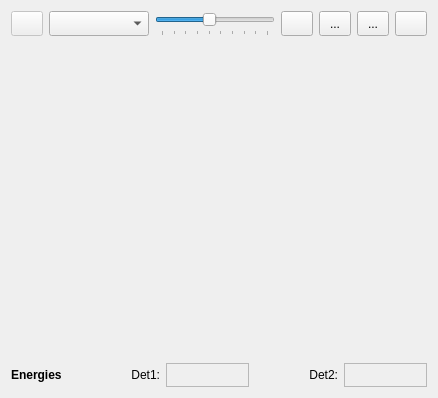
Old version of the form forms/form_plot2d.ui in the repository usnistgov/qpx-gamma.
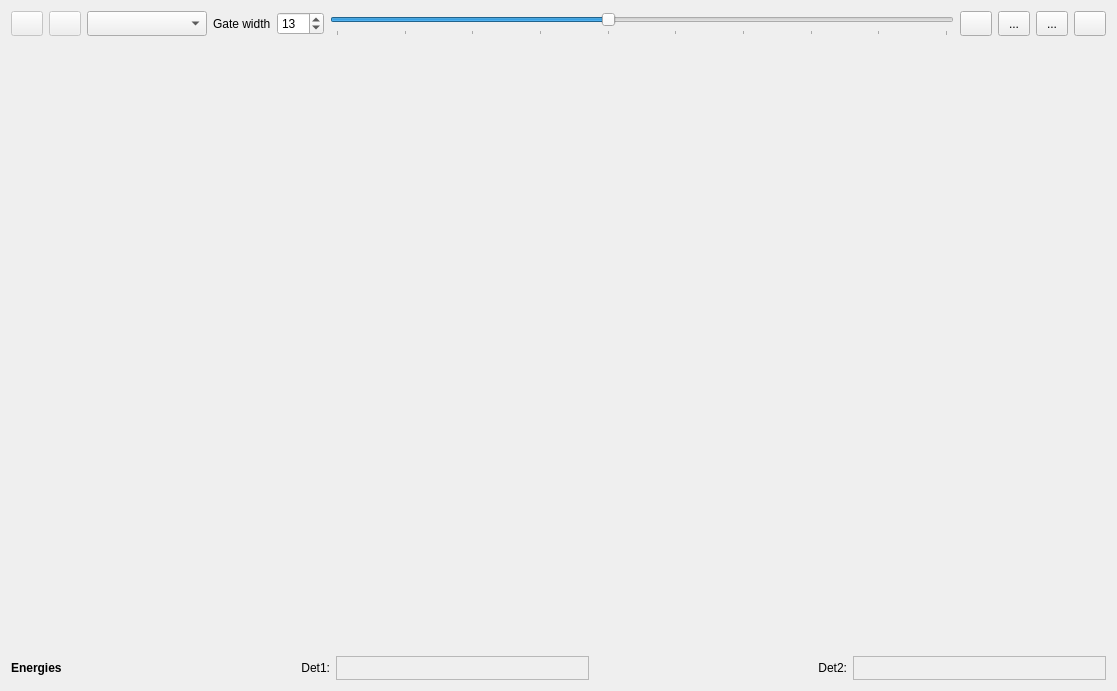
New version of the form. Icons and pictures are not drawn. Custom widgets are drawn as their Qt base class.

The edit to the form file:
```diff
--- a/forms/form_plot2d.ui
+++ b/forms/form_plot2d.ui
@@ -6,8 +6,8 @@
    <rect>
     <x>0</x>
     <y>0</y>
-    <width>438</width>
-    <height>398</height>
+    <width>1117</width>
+    <height>691</height>
    </rect>
   </property>
   <property name="sizePolicy">
@@ -72,6 +72,47 @@
          </property>
         </widget>
        </item>
+       <item>
+        <widget class="QPushButton" name="pushAnalyse">
+         <property name="enabled">
+          <bool>false</bool>
+         </property>
+         <property name="sizePolicy">
+          <sizepolicy hsizetype="Maximum" vsizetype="Fixed">
+           <horstretch>0</horstretch>
+           <verstretch>0</verstretch>
+          </sizepolicy>
+         </property>
+         <property name="minimumSize">
+          <size>
+           <width>0</width>
+           <height>25</height>
+          </size>
+         </property>
+         <property name="maximumSize">
+          <size>
+           <width>32</width>
+           <height>25</height>
+          </size>
+         </property>
+         <property name="toolTip">
+          <string>Analyse</string>
+         </property>
+         <property name="text">
+          <string/>
+         </property>
+         <property name="icon">
+          <iconset resource="qpxres.qrc">
+           <normaloff>:/new/icons/oxy/preferences_web_browser_cache.png</normaloff>:/new/icons/oxy/preferences_web_browser_cache.png</iconset>
+         </property>
+         <property name="iconSize">
+          <size>
+           <width>18</width>
+           <height>18</height>
+          </size>
+         </property>
+        </widget>
+       </item>
        <item>
         <widget class="QComboBox" name="comboChose2d">
          <property name="sizePolicy">
@@ -97,6 +138,41 @@
          </property>
         </widget>
        </item>
+       <item>
+        <widget class="QLabel" name="labelGateWidth">
+         <property name="sizePolicy">
+          <sizepolicy hsizetype="Maximum" vsizetype="Preferred">
+           <horstretch>0</horstretch>
+           <verstretch>0</verstretch>
+          </sizepolicy>
+         </property>
+         <property name="text">
+          <string>Gate width</string>
+         </property>
+        </widget>
+       </item>
+       <item>
+        <widget class="QSpinBox" name="spinGateWidth">
+         <property name="sizePolicy">
+          <sizepolicy hsizetype="Maximum" vsizetype="Fixed">
+           <horstretch>0</horstretch>
+           <verstretch>0</verstretch>
+          </sizepolicy>
+         </property>
+         <property name="minimum">
+          <number>1</number>
+         </property>
+         <property name="maximum">
+          <number>999</number>
+         </property>
+         <property name="singleStep">
+          <number>2</number>
+         </property>
+         <property name="value">
+          <number>13</number>
+         </property>
+        </widget>
+       </item>
        <item>
         <widget class="QSlider" name="sliderZoom2d">
          <property name="sizePolicy">
```
Left out of the diff: 3 changed lines with no effect on the pictures.
